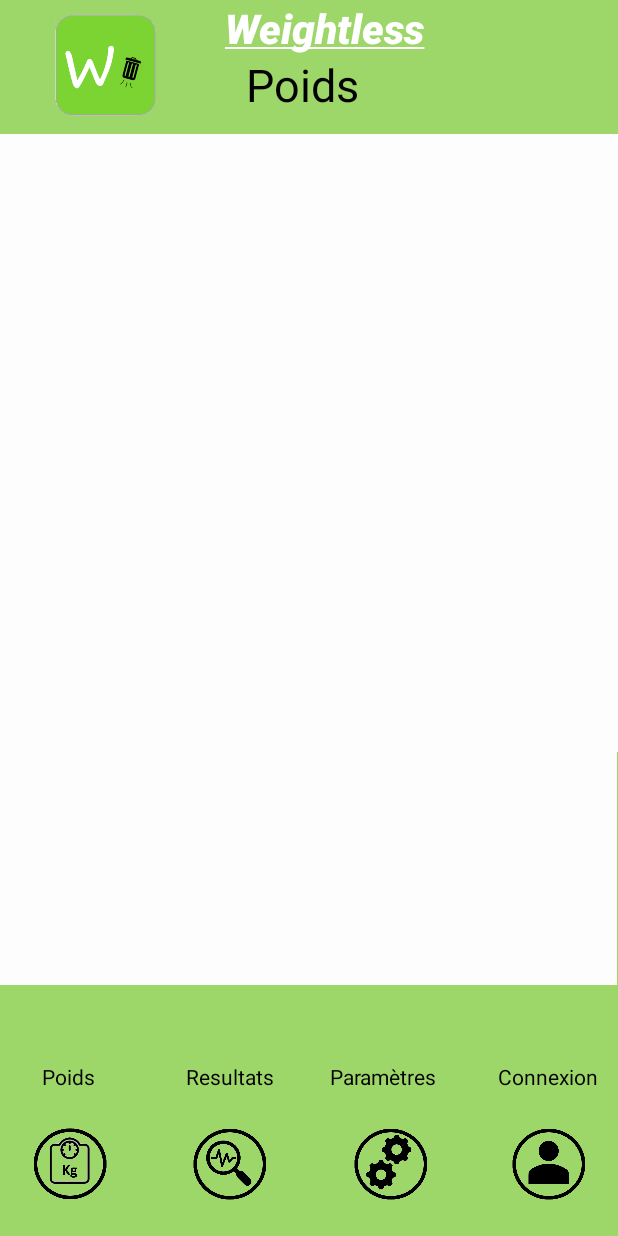
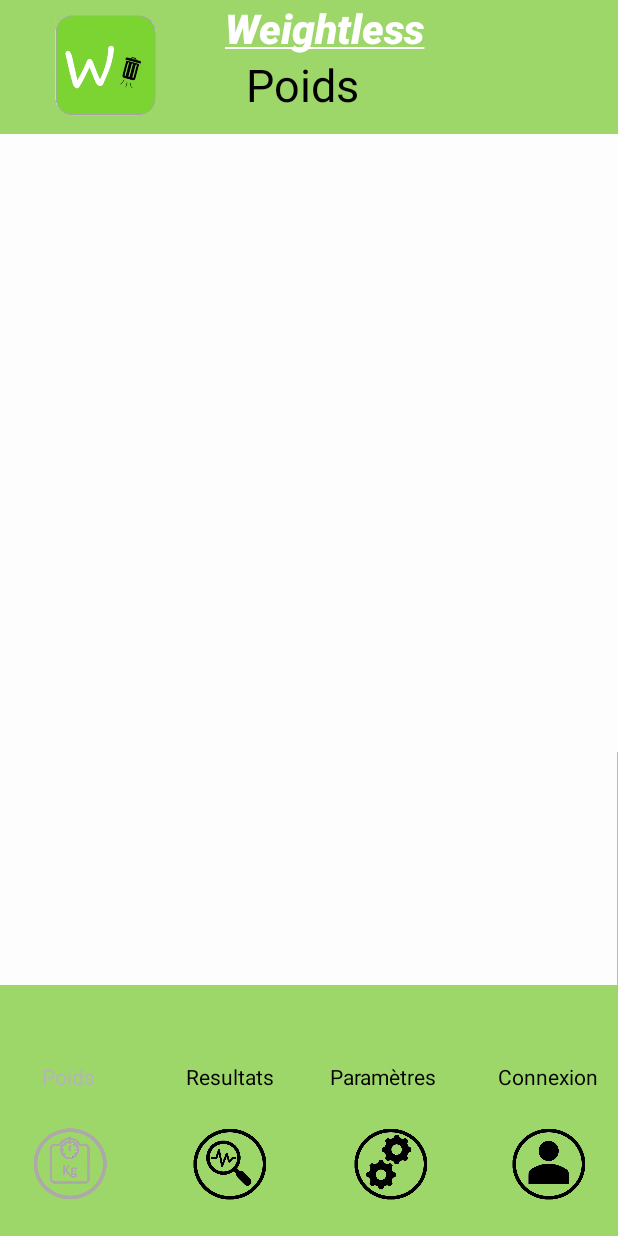
Before and after one commit to VinceDollo/Weightless, an Android app: the layout activity.xml on its own in the app's theme, with its tools: preview values and no code run, on a phone screen of 412 x 824 dp. Run offline under Robolectric (Android 15) with nearby library versions, the phone set to English and light mode, and no system bars.

Commit message:
image grisée

```diff
--- a/app/src/main/res/layout/activity.xml
+++ b/app/src/main/res/layout/activity.xml
@@ -81,7 +81,7 @@
         android:id="@+id/logoPoids"
         android:layout_width="60dp"
         android:layout_height="50dp"
-        android:src="@drawable/logoPoids"
+        android:src="@drawable/logoPoidsgrisee"
         app:layout_constraintBottom_toBottomOf="parent"
         app:layout_constraintEnd_toEndOf="parent"
         app:layout_constraintHorizontal_bias="0.047"
@@ -98,7 +98,7 @@
         android:layout_marginTop="708dp"
         android:text="Poids"
         android:textAppearance="@style/TextAppearance.AppCompat.Display1"
-        android:textColor="@color/noir"
+        android:textColor="#B4B5BA"
         android:textSize="14dp"
         app:layout_constraintStart_toStartOf="parent"
         app:layout_constraintTop_toTopOf="parent"
```
Also changed, not shown: app/src/main/res/drawable-v24/logoPoidsgrisee.png (added).
